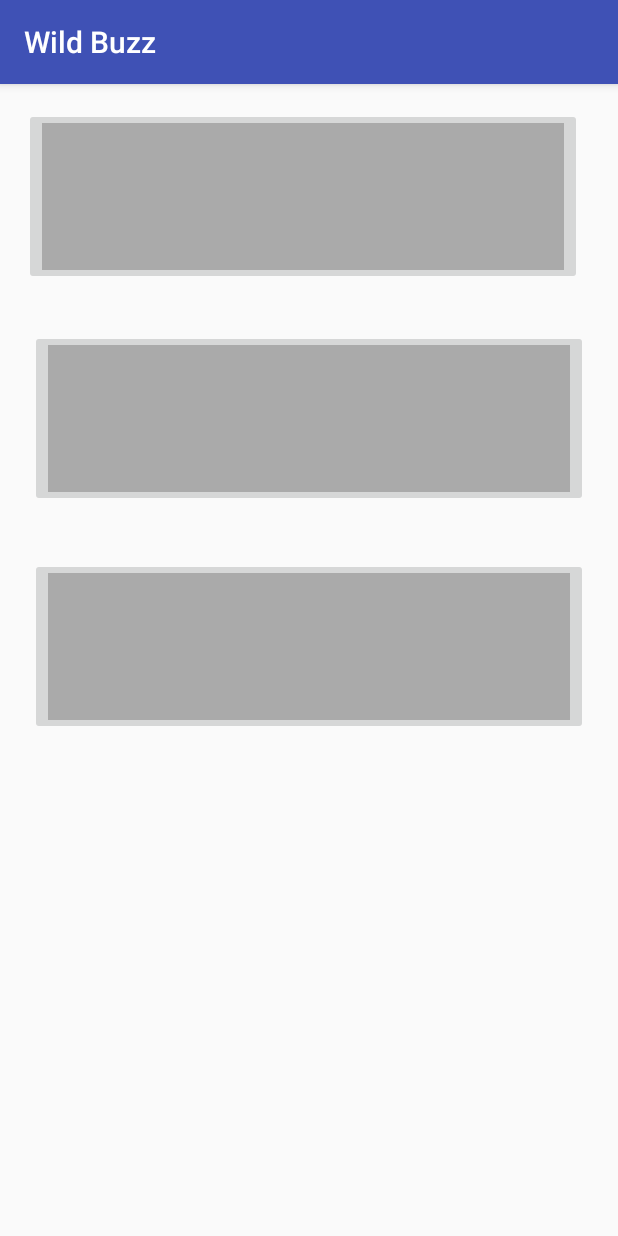
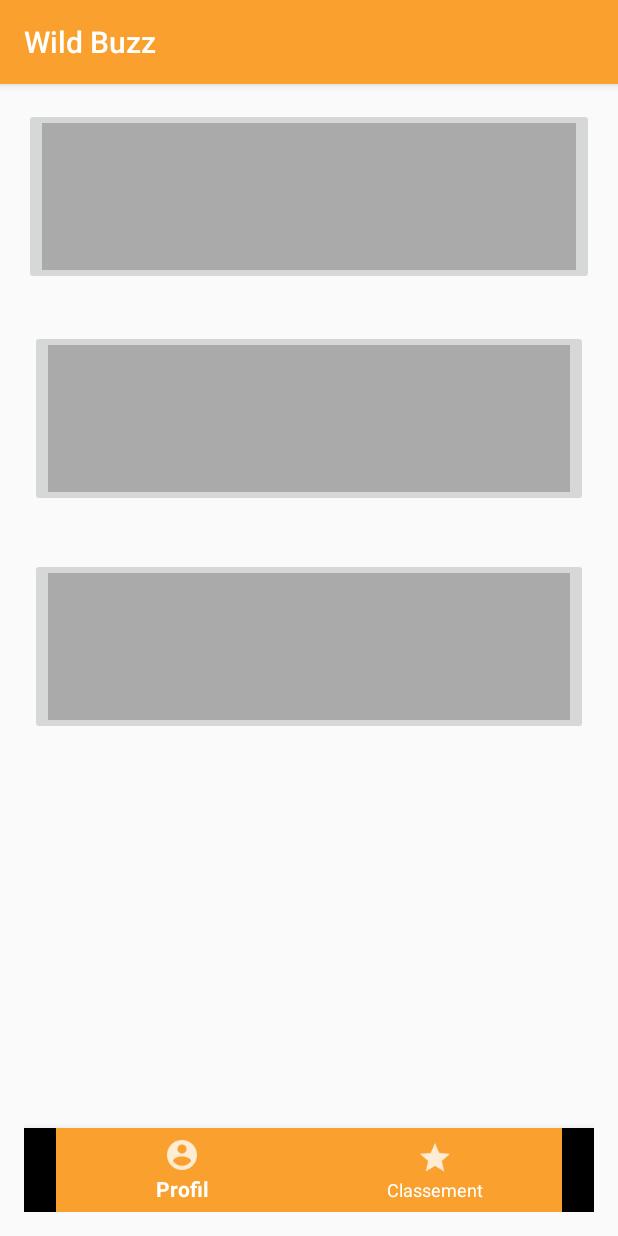
Before and after one commit to matmatmat777/Wild-Buzz, an Android app: the screen it shows after launch (List), on a phone screen of 412 x 824 dp. Run offline under Robolectric (Android 15) with nearby library versions, the phone set to English and light mode, and no system bars.

Commit message:
bottom bar

```diff
--- a/app/build.gradle
+++ b/app/build.gradle
@@ -26,5 +26,6 @@ dependencies {
     })
     compile 'com.android.support.constraint:constraint-layout:1.0.2'
     compile 'com.roughike:bottom-bar:2.0'
+    compile 'com.android.support:design:25.3.0'
     testCompile 'junit:junit:4.12'
 }
--- a/app/src/main/java/fr/wcs/wildbuzz/List.java
+++ b/app/src/main/java/fr/wcs/wildbuzz/List.java
@@ -1,6 +1,7 @@
 package fr.wcs.wildbuzz;
 
 import android.content.Intent;
+import android.support.design.widget.BottomNavigationView;
 import android.support.v7.app.AppCompatActivity;
 import android.os.Bundle;
 import android.view.View;
@@ -13,13 +14,14 @@ public class List extends AppCompatActivity implements View.OnClickListener {
     ImageButton buttonChallengeA;
     ImageButton buttonChallengeB;
     ImageButton buttonChallengeC;
-
+    BottomNavigationView buttomBar;
 
 
     @Override
     protected void onCreate(Bundle savedInstanceState) {
         super.onCreate(savedInstanceState);
         setContentView(R.layout.activity_list);
+        buttomBar = (BottomNavigationView)findViewById(R.id.bottomNavigation);
         buttonChallengeA=(ImageButton)findViewById(R.id.buttonChallengeA);
         buttonChallengeB=(ImageButton)findViewById(R.id.buttonChallengeB);
         buttonChallengeC=(ImageButton)findViewById(R.id.buttonChallengeC);
--- /dev/null
+++ b/app/src/main/res/drawable/nav_item_color.xml
@@ -0,0 +1,5 @@
+<?xml version="1.0" encoding="utf-8"?>
+<selector xmlns:android="http://schemas.android.com/apk/res/android">
+<item android:color="@android:color/white" android:state_enabled="true"/>
+    <item android:color="@android:color/black" android:state_enabled="false"/>
+</selector>
--- a/app/src/main/res/layout/activity_list.xml
+++ b/app/src/main/res/layout/activity_list.xml
@@ -13,11 +13,12 @@
 
     <ImageButton
         android:id="@+id/buttonChallengeA"
-        android:layout_width="372dp"
+        android:layout_width="match_parent"
         android:layout_height="118dp"
         app:srcCompat="@android:color/darker_gray"
         tools:layout_editor_absoluteX="6dp"
-        tools:layout_editor_absoluteY="358dp" />
+        tools:layout_editor_absoluteY="358dp"
+        android:layout_alignParentTop="true" />
 
     <ImageButton
         android:id="@+id/buttonChallengeB"
@@ -40,4 +41,16 @@
         android:layout_marginTop="34dp"
         android:layout_below="@+id/buttonChallengeB"
         android:layout_alignStart="@+id/buttonChallengeB" />
+
+    <android.support.design.widget.BottomNavigationView
+        android:id="@+id/bottomNavigation"
+        android:layout_width="match_parent"
+        android:layout_height="wrap_content"
+        android:layout_alignParentBottom="true"
+        app:itemBackground="@color/colorPrimary"
+        app:itemIconTint="@drawable/nav_item_color"
+        app:itemTextColor="@drawable/nav_item_color"
+        app:menu="@menu/bottom_nav"
+         />
+
 </RelativeLayout>
--- /dev/null
+++ b/app/src/main/res/menu/bottom_nav.xml
@@ -0,0 +1,18 @@
+<?xml version="1.0" encoding="utf-8"?>
+<menu xmlns:android="http://schemas.android.com/apk/res/android"
+    xmlns:app="http://schemas.android.com/apk/res-auto">
+
+    <item
+        android:id="@+id/profil"
+        android:enabled="true"
+        android:icon="@drawable/ic_profil"
+            android:title="@string/profil_ic"
+        app:showAsAction="ifRoom"/>
+
+    <item
+        android:id="@+id/ranking"
+        android:enabled="true"
+        android:icon="@drawable/ic_ranking"
+        android:title="@string/ranking_ic"
+        app:showAsAction="ifRoom"/>
+</menu>
--- a/app/src/main/res/values/colors.xml
+++ b/app/src/main/res/values/colors.xml
@@ -1,6 +1,7 @@
 <?xml version="1.0" encoding="utf-8"?>
 <resources>
-    <color name="colorPrimary">#3F51B5</color>
-    <color name="colorPrimaryDark">#303F9F</color>
+    <color name="colorPrimaryLight">#d2f9a02e</color>
+    <color name="colorPrimary">#F9A02E</color>
+    <color name="colorPrimaryDark">#35383A</color>
     <color name="colorAccent">#FF4081</color>
 </resources>
--- a/app/src/main/res/values/strings.xml
+++ b/app/src/main/res/values/strings.xml
@@ -1,3 +1,5 @@
 <resources>
     <string name="app_name">Wild Buzz</string>
+    <string name="profil_ic">Profil</string>
+    <string name="ranking_ic">Classement</string>
 </resources>
```
Also changed, not shown: app/src/main/res/drawable-hdpi/ic_profil.png (added), app/src/main/res/drawable-hdpi/ic_ranking.png (added), app/src/main/res/drawable-mdpi/ic_profil.png (added), app/src/main/res/drawable-mdpi/ic_ranking.png (added), app/src/main/res/drawable-xhdpi/ic_profil.png (added), app/src/main/res/drawable-xhdpi/ic_ranking.png (added), app/src/main/res/drawable-xxhdpi/ic_profil.png (added), app/src/main/res/drawable-xxhdpi/ic_ranking.png (added).
